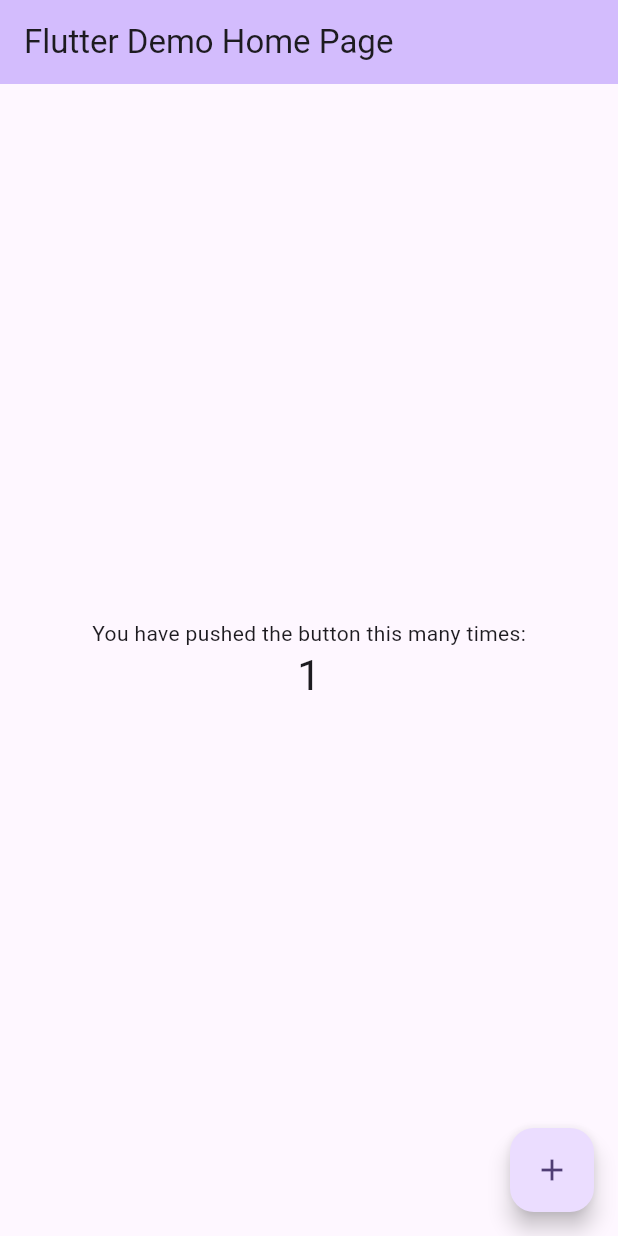
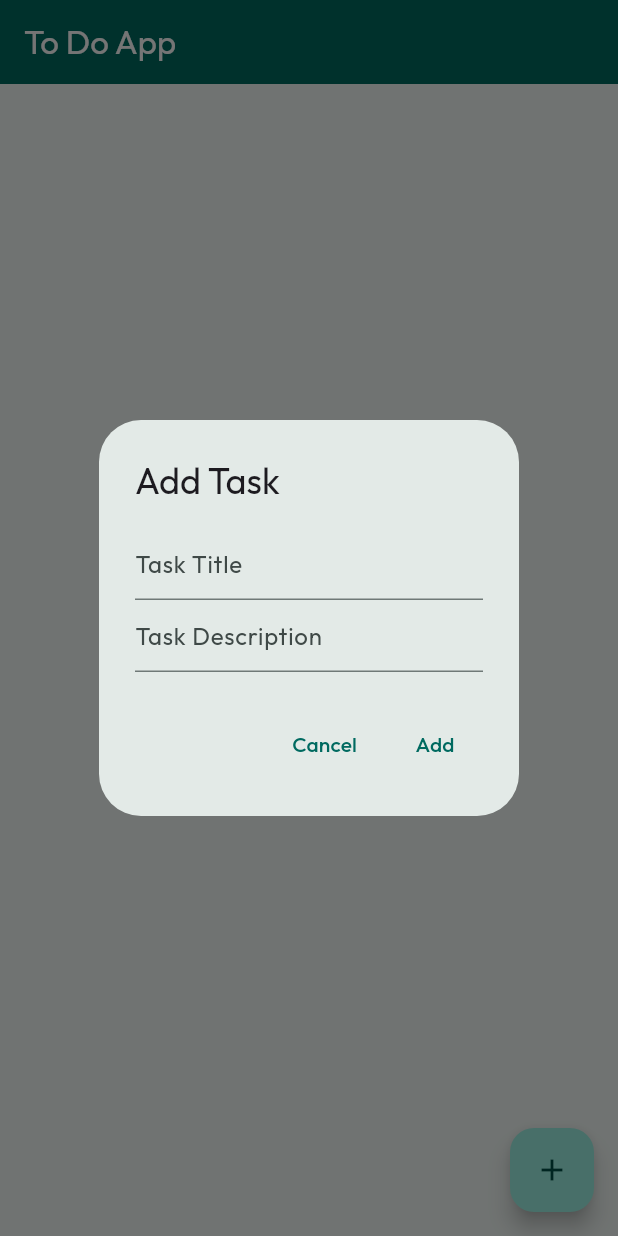
Before and after one commit to analogdata/llc_flutter, a Flutter app: the screen it shows after launch, after a tap on the "add" icon, on a phone screen of 412 x 824 dp. Run offline on Flutter 3.47's test engine with Material 3 defaults, Android fonts, the phone set to English and light mode, and no system bars; our stand-ins replace google_fonts, shared_preferences.

Commit message:
ToDo App with Simple List

```diff
--- a/practice-flutter/pro_03_simple_to_do_app/lib/main.dart
+++ b/practice-flutter/pro_03_simple_to_do_app/lib/main.dart
@@ -1,4 +1,5 @@
 import 'package:flutter/material.dart';
+import 'package:google_fonts/google_fonts.dart';
 
 void main() {
   runApp(const MyApp());
@@ -7,115 +8,170 @@ void main() {
 class MyApp extends StatelessWidget {
   const MyApp({super.key});
 
-  // This widget is the root of your application.
   @override
   Widget build(BuildContext context) {
     return MaterialApp(
-      title: 'Flutter Demo',
+      home: TodoApp(),
       theme: ThemeData(
-        // This is the theme of your application.
-        //
-        // TRY THIS: Try running your application with "flutter run". You'll see
-        // the application has a purple toolbar. Then, without quitting the app,
-        // try changing the seedColor in the colorScheme below to Colors.green
-        // and then invoke "hot reload" (save your changes or press the "hot
-        // reload" button in a Flutter-supported IDE, or press "r" if you used
-        // the command line to start the app).
-        //
-        // Notice that the counter didn't reset back to zero; the application
-        // state is not lost during the reload. To reset the state, use hot
-        // restart instead.
-        //
-        // This works for code too, not just values: Most code changes can be
-        // tested with just a hot reload.
-        colorScheme: .fromSeed(seedColor: Colors.deepPurple),
+        useMaterial3: true,
+        textTheme: GoogleFonts.outfitTextTheme(),
+        colorSchemeSeed: Colors.teal,
       ),
-      home: const MyHomePage(title: 'Flutter Demo Home Page'),
+      debugShowCheckedModeBanner: false,
     );
   }
 }
 
-class MyHomePage extends StatefulWidget {
-  const MyHomePage({super.key, required this.title});
+class ToDo {
+  final String title;
+  final String description;
+  final bool isCompleted;
 
-  // This widget is the home page of your application. It is stateful, meaning
-  // that it has a State object (defined below) that contains fields that affect
-  // how it looks.
+  ToDo({
+    required this.title,
+    required this.description,
+    required this.isCompleted,
+  });
+}
 
-  // This class is the configuration for the state. It holds the values (in this
-  // case the title) provided by the parent (in this case the App widget) and
-  // used by the build method of the State. Fields in a Widget subclass are
-  // always marked "final".
-
-  final String title;
+class TodoApp extends StatefulWidget {
+  const TodoApp({super.key});
 
   @override
-  State<MyHomePage> createState() => _MyHomePageState();
+  State<TodoApp> createState() => _TodoAppState();
 }
 
-class _MyHomePageState extends State<MyHomePage> {
-  int _counter = 0;
+class _TodoAppState extends State<TodoApp> {
+  // List of 5 tasks, each starting as not completed (false)
+  final List<ToDo> _tasks = [];
 
-  void _incrementCounter() {
-    setState(() {
-      // This call to setState tells the Flutter framework that something has
-      // changed in this State, which causes it to rerun the build method below
-      // so that the display can reflect the updated values. If we changed
-      // _counter without calling setState(), then the build method would not be
-      // called again, and so nothing would appear to happen.
-      _counter++;
-    });
+  final TextEditingController _titleController = TextEditingController();
+  final TextEditingController _descriptionController = TextEditingController();
+
+  void _showAddTaskDialog() {
+    showDialog(
+      context: context,
+      builder: (context) {
+        return AlertDialog(
+          title: Text('Add Task', style: GoogleFonts.outfit()),
+          content: Column(
+            mainAxisSize: MainAxisSize.min,
+            children: [
+              TextField(
+                controller: _titleController,
+                decoration: InputDecoration(
+                  hintText: 'Task Title',
+                  hintStyle: GoogleFonts.outfit(),
+                ),
+              ),
+              TextField(
+                controller: _descriptionController,
+                decoration: InputDecoration(
+                  hintText: 'Task Description',
+                  hintStyle: GoogleFonts.outfit(),
+                ),
+              ),
+            ],
+          ),
+          actions: [
+            TextButton(
+              onPressed: () {
+                Navigator.of(context).pop();
+              },
+              child: Text('Cancel', style: GoogleFonts.outfit()),
+            ),
+            TextButton(
+              onPressed: () {
+                final task = ToDo(
+                  title: _titleController.text,
+                  description: _descriptionController.text,
+                  isCompleted: false,
+                );
+                setState(() {
+                  _tasks.add(task);
+                  _titleController.clear();
+                  _descriptionController.clear();
+                });
+                Navigator.of(context).pop();
+              },
+              child: Text('Add', style: GoogleFonts.outfit()),
+            ),
+          ],
+        );
+      },
+    );
   }
 
   @override
   Widget build(BuildContext context) {
-    // This method is rerun every time setState is called, for instance as done
-    // by the _incrementCounter method above.
-    //
-    // The Flutter framework has been optimized to make rerunning build methods
-    // fast, so that you can just rebuild anything that needs updating rather
-    // than having to individually change instances of widgets.
     return Scaffold(
       appBar: AppBar(
-        // TRY THIS: Try changing the color here to a specific color (to
-        // Colors.amber, perhaps?) and trigger a hot reload to see the AppBar
-        // change color while the other colors stay the same.
-        backgroundColor: Theme.of(context).colorScheme.inversePrimary,
-        // Here we take the value from the MyHomePage object that was created by
-        // the App.build method, and use it to set our appbar title.
-        title: Text(widget.title),
+        title: Text('To Do App', style: GoogleFonts.outfit()),
+        backgroundColor: Theme.of(context).colorScheme.primary,
+        foregroundColor: Theme.of(context).colorScheme.onPrimary,
       ),
-      body: Center(
-        // Center is a layout widget. It takes a single child and positions it
-        // in the middle of the parent.
-        child: Column(
-          // Column is also a layout widget. It takes a list of children and
-          // arranges them vertically. By default, it sizes itself to fit its
-          // children horizontally, and tries to be as tall as its parent.
-          //
-          // Column has various properties to control how it sizes itself and
-          // how it positions its children. Here we use mainAxisAlignment to
-          // center the children vertically; the main axis here is the vertical
-          // axis because Columns are vertical (the cross axis would be
-          // horizontal).
-          //
-          // TRY THIS: Invoke "debug painting" (choose the "Toggle Debug Paint"
-          // action in the IDE, or press "p" in the console), to see the
-          // wireframe for each widget.
-          mainAxisAlignment: .center,
-          children: [
-            const Text('You have pushed the button this many times:'),
-            Text(
-              '$_counter',
-              style: Theme.of(context).textTheme.headlineMedium,
+      // Scrollable list that builds one tile per task
+      body: ListView.builder(
+        // Number of items = number of tasks
+        itemCount: _tasks.length,
+        itemBuilder: (context, index) {
+          return ListTile(
+            // Checkbox to mark the task as done / not done
+            leading: Checkbox(
+              value: _tasks[index].isCompleted,
+              onChanged: (value) {
+                setState(() {
+                  // Toggle the task state at this index by replacing the ToDo
+                  final current = _tasks[index];
+                  _tasks[index] = ToDo(
+                    title: current.title,
+                    description: current.description,
+                    isCompleted: !current.isCompleted,
+                  );
+                });
+              },
             ),
-          ],
-        ),
+            // Main text showing the task index and its current state
+            title: Text(
+              _tasks[index].title,
+              style: GoogleFonts.outfit(
+                decoration: _tasks[index].isCompleted
+                    ? TextDecoration.lineThrough
+                    : TextDecoration.none,
+                color: _tasks[index].isCompleted ? Colors.grey : Colors.black,
+              ),
+            ),
+            // Extra description text for the task
+            subtitle: Text(
+              _tasks[index].description,
+              style: GoogleFonts.outfit(
+                decoration: _tasks[index].isCompleted
+                    ? TextDecoration.lineThrough
+                    : TextDecoration.none,
+                color: _tasks[index].isCompleted ? Colors.grey : Colors.black,
+              ),
+            ),
+            // Delete icon to remove this task from the list
+            trailing: IconButton(
+              icon: Icon(Icons.delete),
+              onPressed: () {
+                setState(() {
+                  _tasks.removeAt(index);
+                });
+              },
+            ),
+            // When the tile itself is tapped, show a SnackBar message
+            onTap: () {
+              ScaffoldMessenger.of(context).showSnackBar(
+                SnackBar(content: Text('Hello World from To Do Task $index')),
+              );
+            },
+          );
+        },
       ),
       floatingActionButton: FloatingActionButton(
-        onPressed: _incrementCounter,
-        tooltip: 'Increment',
-        child: const Icon(Icons.add),
+        onPressed: _showAddTaskDialog,
+        child: Icon(Icons.add),
       ),
     );
   }
```
